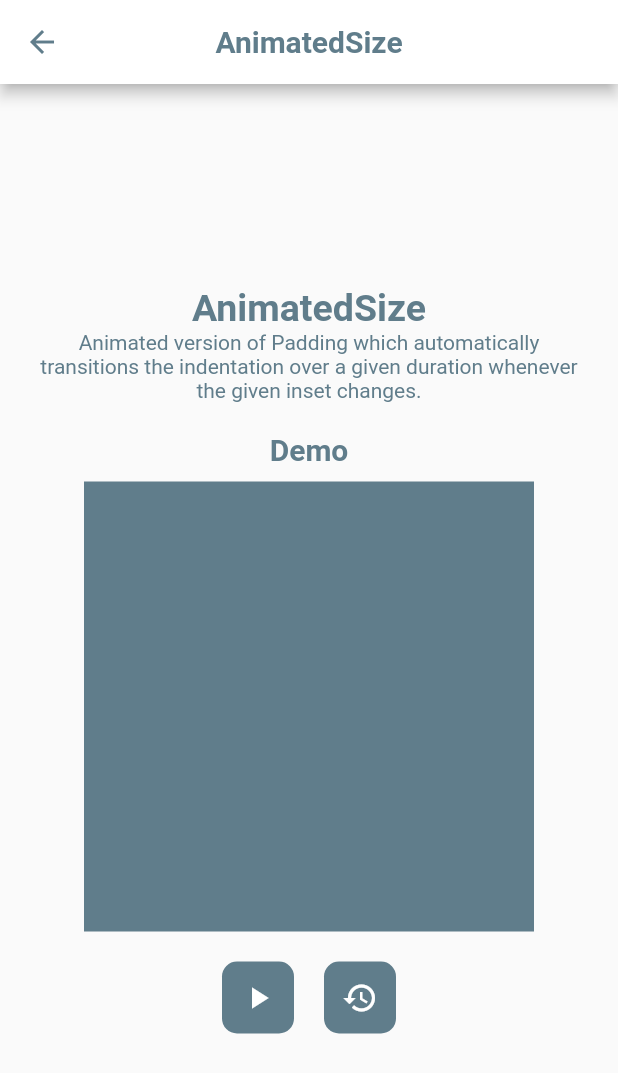
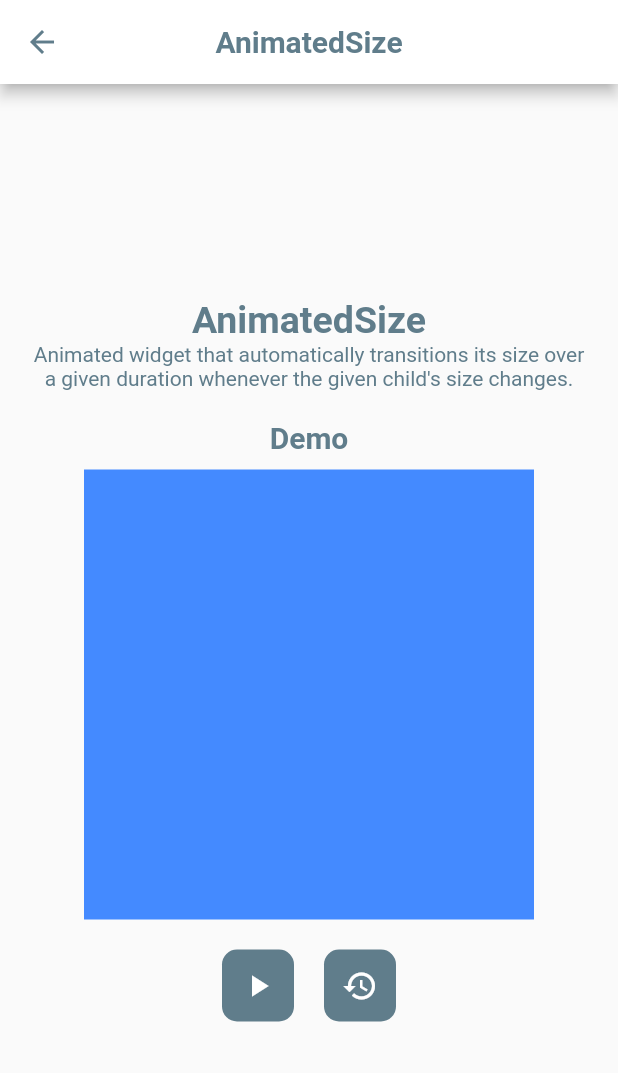
Before and after one commit to joshuadeguzman/flutter-implicitly-animated-widgets-demo, a Flutter app: the AnimatedSizeScreen screen opened directly, on a phone screen of 412 x 824 dp. Shown: the top 1073 px of the screen. Run offline on Flutter 3.47's test engine with Material 2 defaults, Android fonts, the phone set to English and light mode, and no system bars.

Commit message:
Update animated size

```diff
--- a/lib/screens/animated_size.dart
+++ b/lib/screens/animated_size.dart
@@ -20,7 +20,6 @@ class AnimatedSizeScreenState extends State<AnimatedSizeScreen>
     with TickerProviderStateMixin {
   String get _widgetTitle => AnimatedSizeScreen.SCREEN_TITLE;
   Duration _animationDuration = Duration(milliseconds: 1000);
-  Color _color = Colors.blueGrey;
   double _height = 300;
   double _width = 300;
 
@@ -40,7 +39,7 @@ class AnimatedSizeScreenState extends State<AnimatedSizeScreen>
                 Header(
                   title: _widgetTitle,
                   description:
-                      'Animated version of Padding which automatically transitions the indentation over a given duration whenever the given inset changes.',
+                      'Animated widget that automatically transitions its size over a given duration whenever the given child\'s size changes.',
                 ),
                 Padding(padding: EdgeInsets.only(bottom: 20)),
                 Text(
@@ -58,21 +57,20 @@ class AnimatedSizeScreenState extends State<AnimatedSizeScreen>
                   child: Container(
                     width: _width,
                     height: _height,
-                    color: _color,
+                    color: Colors.blueAccent,
                   ),
+                  curve: Curves.elasticInOut,
                 ),
                 Padding(padding: EdgeInsets.only(bottom: 20)),
                 DemoControllers(
                   animateCallback: () => {
                         setState(() {
-                          _color = Colors.blue;
                           _width = 200;
-                          _height = 20;
+                          _height = 50;
                         })
                       },
                   restoreStatesCallback: () => {
                         setState(() {
-                          _color = Colors.blueGrey;
                           _width = 300;
                           _height = 300;
                         })
```
